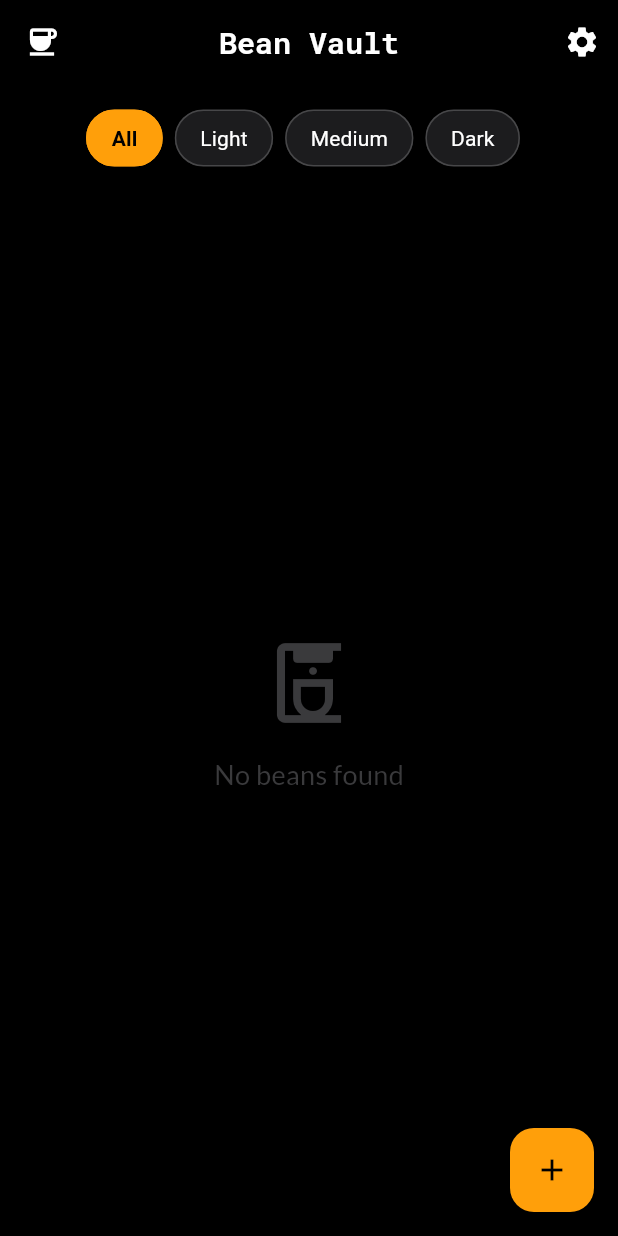
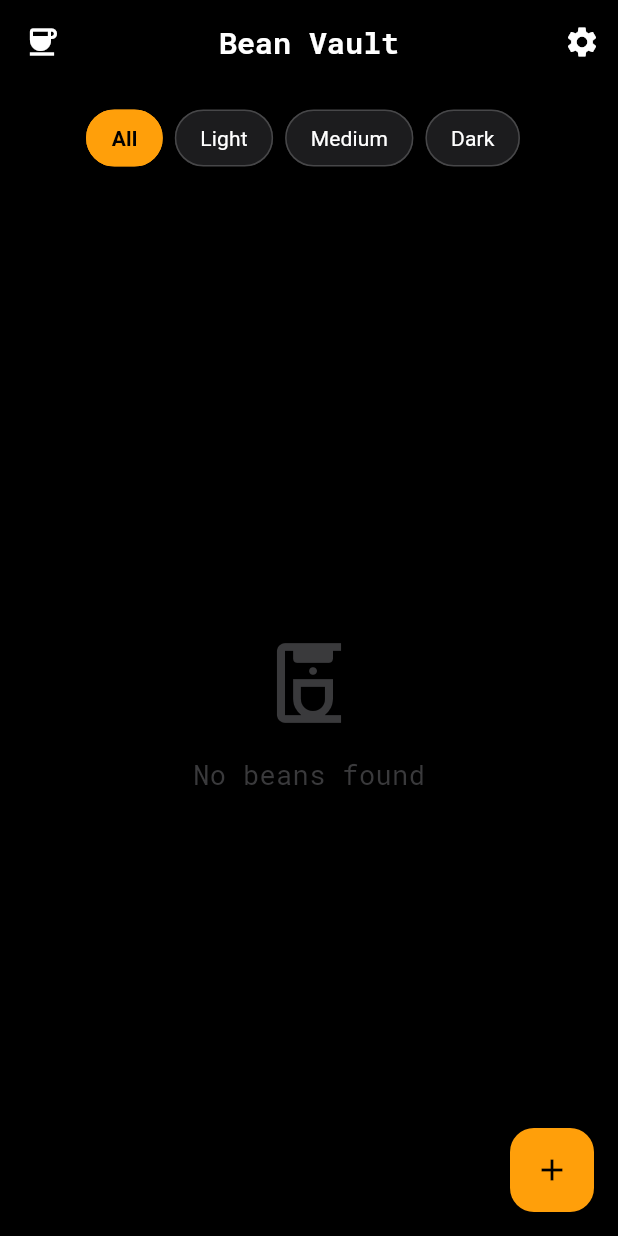
Before and after one commit to LucaGerlich/dialed_in, a Flutter app: the screen it shows after launch, on a phone screen of 412 x 824 dp. Run offline on Flutter 3.47's test engine with Material 3 defaults, Android fonts, the phone set to English and light mode, and no system bars; our stand-ins replace fl_chart, google_fonts, screenshot, share_plus, shared_preferences; missing offline and left inert: gal, pasteboard; project files that could hold a hidden picture were left out.

```diff
--- a/lib/main.dart
+++ b/lib/main.dart
@@ -1,6 +1,5 @@
 import 'package:flutter/material.dart';
 import 'package:provider/provider.dart';
-import 'package:google_fonts/google_fonts.dart';
 import 'providers/coffee_provider.dart';
 import 'screens/bean_list_screen.dart';
 
@@ -33,31 +32,37 @@ class MyApp extends StatelessWidget {
             onSurface: const Color(0xFFFFFFFF),
           ),
           textTheme: TextTheme(
-            displayLarge: GoogleFonts.robotoMono(
+            displayLarge: TextStyle(
+              fontFamily: 'RobotoMono',
               fontSize: 32,
               fontWeight: FontWeight.bold,
               color: Colors.white,
             ),
-            displayMedium: GoogleFonts.robotoMono(
+            displayMedium: TextStyle(
+              fontFamily: 'RobotoMono',
               fontSize: 28,
               fontWeight: FontWeight.bold,
               color: Colors.white,
             ),
-            titleLarge: GoogleFonts.robotoMono(
+            titleLarge: TextStyle(
+              fontFamily: 'RobotoMono',
               fontSize: 22,
               fontWeight: FontWeight.w600,
               color: Colors.white,
             ),
-            titleMedium: GoogleFonts.robotoMono(
+            titleMedium: TextStyle(
+              fontFamily: 'RobotoMono',
               fontSize: 18,
               fontWeight: FontWeight.w500,
               color: Colors.white,
             ),
-            bodyLarge: GoogleFonts.robotoMono(
+            bodyLarge: TextStyle(
+              fontFamily: 'RobotoMono',
               fontSize: 16,
               color: Colors.white70,
             ),
-            bodyMedium: GoogleFonts.robotoMono(
+            bodyMedium: TextStyle(
+              fontFamily: 'RobotoMono',
               fontSize: 14,
               color: Colors.white70,
             ),
@@ -67,7 +72,8 @@ class MyApp extends StatelessWidget {
             foregroundColor: Colors.white,
             elevation: 0,
             centerTitle: true,
-            titleTextStyle: GoogleFonts.robotoMono(
+            titleTextStyle: TextStyle(
+              fontFamily: 'RobotoMono',
               fontSize: 20,
               fontWeight: FontWeight.bold,
               color: Colors.white,
--- a/lib/screens/add_bean_screen.dart
+++ b/lib/screens/add_bean_screen.dart
@@ -1,6 +1,5 @@
 import 'package:flutter/material.dart';
 import 'package:provider/provider.dart';
-import 'package:google_fonts/google_fonts.dart';
 import '../models/models.dart';
 import '../providers/coffee_provider.dart';
 
@@ -253,7 +252,7 @@ class _AddBeanScreenState extends State<AddBeanScreen> {
               runSpacing: 8,
               children: _flavourTags.map((tag) {
                 return Chip(
-                  label: Text(tag, style: GoogleFonts.robotoMono(fontSize: 12, color: Colors.black)),
+                  label: Text(tag, style: TextStyle(fontFamily: 'RobotoMono',fontSize: 12, color: Colors.black)),
                   backgroundColor: Theme.of(context).colorScheme.primary,
                   deleteIcon: const Icon(Icons.close, size: 14, color: Colors.black),
                   onDeleted: () => _removeTag(tag),
@@ -318,7 +317,7 @@ class _AddBeanScreenState extends State<AddBeanScreen> {
       padding: const EdgeInsets.only(bottom: 8),
       child: Text(
         text,
-        style: GoogleFonts.robotoMono(
+        style: TextStyle(fontFamily: 'RobotoMono',
           fontSize: 12,
           fontWeight: FontWeight.bold,
           color: Colors.grey,
--- a/lib/screens/bean_list_screen.dart
+++ b/lib/screens/bean_list_screen.dart
@@ -1,6 +1,5 @@
 import 'package:flutter/material.dart';
 import 'package:provider/provider.dart';
-import 'package:google_fonts/google_fonts.dart';
 import '../providers/coffee_provider.dart';
 import '../widgets/bean_card.dart';
 import 'add_bean_screen.dart';
@@ -98,7 +97,7 @@ class _BeanListScreenState extends State<BeanListScreen> {
                             const SizedBox(height: 16),
                             Text(
                               'No beans found',
-                              style: GoogleFonts.lato(
+                              style: TextStyle(fontFamily: 'RobotoMono',
                                 fontSize: 18,
                                 color: Theme.of(context).colorScheme.secondary,
                               ),
--- a/lib/screens/gear_settings_screen.dart
+++ b/lib/screens/gear_settings_screen.dart
@@ -1,6 +1,5 @@
 import 'package:flutter/material.dart';
 import 'package:provider/provider.dart';
-import 'package:google_fonts/google_fonts.dart';
 import '../models/models.dart';
 import '../providers/coffee_provider.dart';
 
@@ -60,7 +59,8 @@ class GearSettingsScreen extends StatelessWidget {
       padding: const EdgeInsets.only(bottom: 16),
       child: Text(
         title,
-        style: GoogleFonts.robotoMono(
+        style: TextStyle(
+          fontFamily: 'RobotoMono',
           fontSize: 20,
           fontWeight: FontWeight.bold,
           color: Theme.of(context).colorScheme.primary,
--- a/lib/widgets/analog_dial.dart
+++ b/lib/widgets/analog_dial.dart
@@ -1,8 +1,6 @@
 import 'dart:math';
 import 'package:flutter/material.dart';
 import 'package:flutter/services.dart';
-import 'package:google_fonts/google_fonts.dart';
-
 class AnalogDial extends StatefulWidget {
   final double min;
   final double max;
@@ -110,7 +108,7 @@ class _AnalogDialState extends State<AnalogDial> {
           ),
           child: Text(
             _currentValue.toStringAsFixed(1),
-            style: GoogleFonts.robotoMono(
+            style: TextStyle(fontFamily: 'RobotoMono',
               fontSize: 56,
               fontWeight: FontWeight.bold,
               color: Colors.white,
@@ -221,7 +219,7 @@ class _RadioTunerPainter extends CustomPainter {
       if (isMajor) {
         textPainter.text = TextSpan(
           text: roundedI.toStringAsFixed((step - step.roundToDouble()).abs() < 0.0001 ? 0 : 1),
-          style: GoogleFonts.robotoMono(
+          style: TextStyle(fontFamily: 'RobotoMono',
             fontSize: 14,
             color: color.withValues(alpha: opacity * 0.7),
           ),
```
Also changed, not shown: lib/screens/add_shot_screen.dart (+10 -8 lines), lib/screens/bean_detail_screen.dart (+21 -22 lines), lib/screens/shot_detail_screen.dart (+16 -17 lines), lib/widgets/shot_sticker.dart (+7 -8 lines), pubspec.yaml (+5 -12 lines), assets/fonts/RobotoMono-VariableFont_wght.ttf (added), 6 other files.
